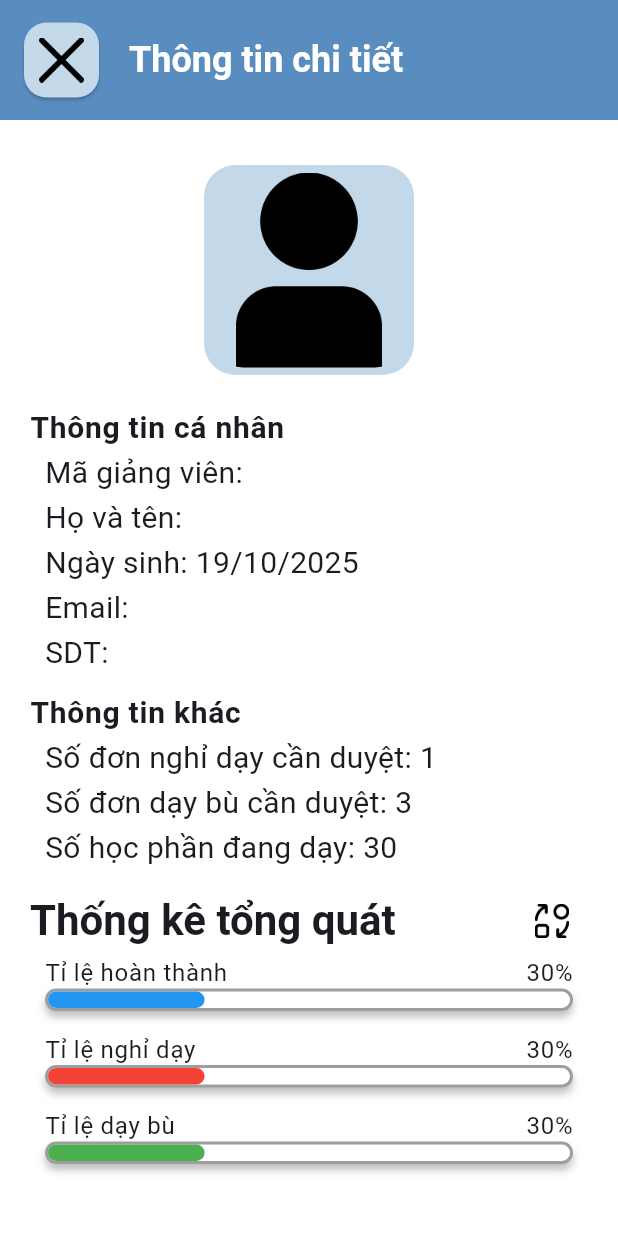
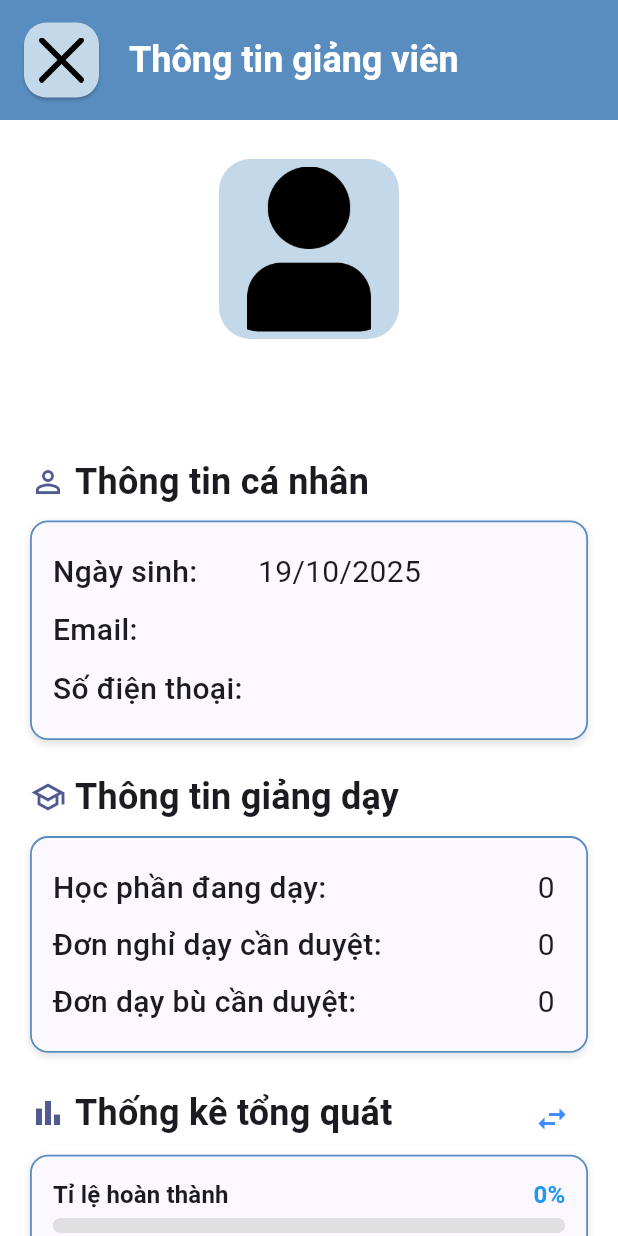
Before and after one commit to fasysd/tlu_schedule_app, a Flutter app: the ThongTinGiangVienPage screen opened directly with empty values, on a phone screen of 412 x 824 dp. Run offline on Flutter 3.47's test engine with Material 3 defaults, Android fonts, the phone set to English and light mode, and no system bars.

Commit message:
Cập nhật UI
 - Thay đổi và đồng bộ lại UI của các page trong phần giảng viên và đơn xin duyệt
 - UI mới nhìn sẽ thuận mắt hơn, thêm nhiều icon để nhìn rõ được ý nghĩa của thông tin

```diff
--- a/lib/presentation/screens/ds_giang_vien_page.dart
+++ b/lib/presentation/screens/ds_giang_vien_page.dart
@@ -109,7 +109,7 @@ class _DsgiangvienPageState extends State<DsgiangvienPage> {
                         ),
                       )
                     : Container(
-                        padding: const EdgeInsets.fromLTRB(20, 0, 20, 10),
+                        padding: const EdgeInsets.fromLTRB(5, 0, 5, 10),
                         child: Column(
                           children: _listLecturer.map((item) {
                             return CardLecturer(
--- a/lib/presentation/screens/thong_tin_giang_vien_page.dart
+++ b/lib/presentation/screens/thong_tin_giang_vien_page.dart
@@ -15,20 +15,14 @@ class ThongTinGiangVienPage extends StatefulWidget {
 class _ThongTinGiangVienPageState extends State<ThongTinGiangVienPage> {
   bool _kieuThongKe = false;
   late LecturerModel lecturerInformation;
+
   @override
   void initState() {
-    setState(() {
+    super.initState();
     lecturerInformation = widget.lecturerModel;
-    });
   }
 
-  void onPressedQuayLai() {
-    Navigator.pop(context);
-  }
-
-  void onPressedXemTatCaDonPheDuyet() {}
-
-  void onPressedXemTatCaHocPhan() {}
+  void onPressedQuayLai() => Navigator.pop(context);
 
   @override
   Widget build(BuildContext context) {
@@ -37,97 +31,99 @@ class _ThongTinGiangVienPageState extends State<ThongTinGiangVienPage> {
         body: CustomScrollView(
           slivers: [
             SliverAppbarBackpage(
-              textTittle: 'Thông tin chi tiết',
+              textTittle: 'Thông tin giảng viên',
               onPressedBack: onPressedQuayLai,
             ),
             SliverToBoxAdapter(
-              child: Container(
-                padding: EdgeInsets.fromLTRB(20, 20, 20, 10),
+              child: Padding(
+                padding: const EdgeInsets.symmetric(
+                  horizontal: 20,
+                  vertical: 16,
+                ),
                 child: Column(
                   crossAxisAlignment: CrossAxisAlignment.start,
                   children: [
-                    Container(
-                      height: 160,
-                      padding: EdgeInsets.all(10),
-                      // color: Colors.black,
-                      child: Center(
+                    const SizedBox(height: 10),
+                    Center(
+                      child: Column(
+                        children: [
+                          SizedBox(
                             child: BoxAvatar(
-                          pathAvatar: 'assets/images/defaultAvatar.png',
+                              size: 120,
+                              pathAvatar:
+                                  lecturerInformation.duongDanAvatar ??
+                                  'assets/images/defaultAvatar.png',
                             ),
                           ),
-                    ),
-
-                    SizedBox(height: 10),
+                          const SizedBox(height: 12),
                           Text(
-                      'Thông tin cá nhân',
-                      style: Theme.of(context).textTheme.bodyLarge,
-                    ),
-                    Container(
-                      padding: EdgeInsets.only(left: 10),
-                      child: Column(
-                        crossAxisAlignment: CrossAxisAlignment.start,
-                        children: [
-                          Text(
-                            'Mã giảng viên: ' +
-                                lecturerInformation.maGiangVien.toString(),
-                            style: Theme.of(context).textTheme.bodyMedium,
+                            lecturerInformation.hoVaTen,
+                            style: Theme.of(context).textTheme.headlineSmall
+                                ?.copyWith(fontWeight: FontWeight.bold),
                           ),
                           Text(
-                            'Họ và tên: ' +
-                                lecturerInformation.hoVaTen.toString(),
-                            style: Theme.of(context).textTheme.bodyMedium,
-                          ),
-                          Text(
-                            'Ngày sinh: ' +
-                                DateFormat(
-                                  'dd/MM/yyyy',
-                                ).format(lecturerInformation.ngaySinh),
-                            style: Theme.of(context).textTheme.bodyMedium,
-                          ),
-                          Text(
-                            'Email: ' + lecturerInformation.email,
-                            style: Theme.of(context).textTheme.bodyMedium,
-                          ),
-                          Text(
-                            'SDT: ' + lecturerInformation.soDienThoai,
-                            style: Theme.of(context).textTheme.bodyMedium,
+                            lecturerInformation.maGiangVien,
+                            style: Theme.of(context).textTheme.labelLarge
+                                ?.copyWith(color: Colors.grey[600]),
                           ),
                         ],
                       ),
                     ),
 
-                    SizedBox(height: 10),
-                    Text(
-                      'Thông tin khác',
-                      style: Theme.of(context).textTheme.bodyLarge,
+                    const SizedBox(height: 10),
+
+                    // --- THÔNG TIN CÁ NHÂN ---
+                    buildSectionTitle(
+                      context,
+                      'Thông tin cá nhân',
+                      Icons.person_outline,
                     ),
-                    Container(
-                      padding: EdgeInsets.only(left: 10),
-                      child: Column(
-                        crossAxisAlignment: CrossAxisAlignment.start,
-                        children: [
-                          Text(
-                            'Số đơn nghỉ dạy cần duyệt: ' + 1.toString(),
-                            style: Theme.of(context).textTheme.bodyMedium,
+                    buildInfoCard([
+                      _buildInfoRow1(
+                        'Ngày sinh:',
+                        DateFormat(
+                          'dd/MM/yyyy',
+                        ).format(lecturerInformation.ngaySinh),
                       ),
-                          Text(
-                            'Số đơn dạy bù cần duyệt: ' + 3.toString(),
-                            style: Theme.of(context).textTheme.bodyMedium,
+                      _buildInfoRow1('Email:', lecturerInformation.email),
+                      _buildInfoRow1(
+                        'Số điện thoại:',
+                        lecturerInformation.soDienThoai,
                       ),
-                          Text(
-                            'Số học phần đang dạy: ' + 30.toString(),
-                            style: Theme.of(context).textTheme.bodyMedium,
+                    ], context),
+
+                    const SizedBox(height: 20),
+
+                    // --- THÔNG TIN KHÁC ---
+                    buildSectionTitle(
+                      context,
+                      'Thông tin giảng dạy',
+                      Icons.school_outlined,
                     ),
-                        ],
+                    buildInfoCard([
+                      _buildInfoRow2(
+                        'Học phần đang dạy:',
+                        lecturerInformation.soHocPhanDangDay.toString(),
                       ),
+                      _buildInfoRow2(
+                        'Đơn nghỉ dạy cần duyệt:',
+                        lecturerInformation.soDonNghiDayCanDuyet.toString(),
                       ),
+                      _buildInfoRow2(
+                        'Đơn dạy bù cần duyệt:',
+                        lecturerInformation.soDonDayBuCanDuyet.toString(),
+                      ),
+                    ], context),
 
-                    SizedBox(height: 10),
+                    const SizedBox(height: 20),
+
+                    // --- THỐNG KÊ ---
                     Row(
                       children: [
-                        Text(
+                        buildSectionTitle(
+                          context,
                           'Thống kê tổng quát',
-                          style: Theme.of(context).textTheme.headlineLarge,
+                          Icons.bar_chart_outlined,
                         ),
                         const Spacer(),
                         IconButton(
@@ -136,45 +132,14 @@ class _ThongTinGiangVienPageState extends State<ThongTinGiangVienPage> {
                               _kieuThongKe = !_kieuThongKe;
                             });
                           },
-                          icon: Image.asset(
-                            'assets/images/icons/change_icon.png',
-                            height: 23,
+                          icon: const Icon(
+                            Icons.swap_horiz,
+                            color: Colors.blueAccent,
                           ),
                         ),
                       ],
                     ),
-                    Container(
-                      padding: EdgeInsets.symmetric(horizontal: 10),
-                      child: Column(
-                        crossAxisAlignment: CrossAxisAlignment.start,
-                        children: [
-                          buildShortStat2(
-                            context,
-                            'Tỉ lệ hoàn thành',
-                            30,
-                            100,
-                            Colors.blue,
-                          ),
-                          SizedBox(height: 15),
-                          buildShortStat2(
-                            context,
-                            'Tỉ lệ nghỉ dạy',
-                            30,
-                            100,
-                            Colors.red,
-                          ),
-                          SizedBox(height: 15),
-                          buildShortStat2(
-                            context,
-                            'Tỉ lệ dạy bù',
-                            30,
-                            100,
-                            Colors.green,
-                          ),
-                          SizedBox(height: 15),
-                        ],
-                      ),
-                    ),
+                    buildStatisticCard(context),
                   ],
                 ),
               ),
@@ -185,61 +150,168 @@ class _ThongTinGiangVienPageState extends State<ThongTinGiangVienPage> {
     );
   }
 
-  Widget buildShortStat2(
+  Widget buildSectionTitle(BuildContext context, String title, IconData icon) {
+    return Padding(
+      padding: const EdgeInsets.only(bottom: 8),
+      child: Row(
+        children: [
+          Icon(icon, color: Theme.of(context).colorScheme.primary),
+          const SizedBox(width: 6),
+          Text(
+            title,
+            style: Theme.of(
+              context,
+            ).textTheme.titleMedium?.copyWith(fontWeight: FontWeight.bold),
+          ),
+        ],
+      ),
+    );
+  }
+
+  Widget buildInfoCard(List<Widget> children, BuildContext context) {
+    return Container(
+      width: double.infinity,
+      padding: const EdgeInsets.all(14),
+      decoration: BoxDecoration(
+        color: Theme.of(context).colorScheme.surface,
+        borderRadius: BorderRadius.circular(12),
+        border: Border.all(
+          color: const Color.fromRGBO(89, 141, 192, 1),
+          width: 1.2,
+        ),
+        boxShadow: [
+          BoxShadow(
+            color: Colors.black12,
+            blurRadius: 4,
+            offset: const Offset(0, 2),
+          ),
+        ],
+      ),
+      child: Column(
+        crossAxisAlignment: CrossAxisAlignment.start,
+        children: children,
+      ),
+    );
+  }
+
+  Widget _buildInfoRow1(String label, String value) {
+    return Padding(
+      padding: const EdgeInsets.symmetric(vertical: 4),
+      child: Row(
+        children: [
+          Expanded(
+            flex: 4,
+            child: Text(
+              label,
+              style: const TextStyle(fontWeight: FontWeight.w500),
+            ),
+          ),
+          Expanded(flex: 6, child: Text(value)),
+        ],
+      ),
+    );
+  }
+
+  Widget _buildInfoRow2(String label, String value) {
+    return Padding(
+      padding: const EdgeInsets.only(top: 4, bottom: 4, right: 7),
+      child: Row(
+        mainAxisAlignment: MainAxisAlignment.spaceBetween,
+        children: [
+          Text(label, style: const TextStyle(fontWeight: FontWeight.w500)),
+          Text(value),
+        ],
+      ),
+    );
+  }
+
+  Widget buildStatisticCard(BuildContext context) {
+    return Container(
+      width: double.infinity,
+      padding: const EdgeInsets.all(14),
+      decoration: BoxDecoration(
+        color: Theme.of(context).colorScheme.surface,
+        borderRadius: BorderRadius.circular(12),
+        border: Border.all(
+          color: const Color.fromRGBO(89, 141, 192, 1),
+          width: 1.2,
+        ),
+        boxShadow: [
+          BoxShadow(
+            color: Colors.black12,
+            blurRadius: 4,
+            offset: const Offset(0, 2),
+          ),
+        ],
+      ),
+      child: Column(
+        children: [
+          buildShortStat(
+            context,
+            'Tỉ lệ hoàn thành',
+            lecturerInformation.tongSoBuoiDay,
+            lecturerInformation.tongSoBuoiDay,
+            Colors.blue,
+          ),
+          const SizedBox(height: 14),
+          buildShortStat(
+            context,
+            'Tỉ lệ nghỉ dạy',
+            lecturerInformation.soBuoiNghi,
+            lecturerInformation.tongSoBuoiDay,
+            Colors.redAccent,
+          ),
+          const SizedBox(height: 14),
+          buildShortStat(
+            context,
+            'Tỉ lệ dạy bù',
+            lecturerInformation.soBuoiDayBu,
+            lecturerInformation.soBuoiNghi,
+            Colors.green,
+          ),
+        ],
+      ),
+    );
+  }
+
+  Widget buildShortStat(
     BuildContext context,
     String label,
     int value1,
     int value2,
     Color color,
   ) {
-    return Container(
-      child: Column(
+    if (value2 == 0) value2 = 1;
+
+    return Column(
       crossAxisAlignment: CrossAxisAlignment.start,
       children: [
         Row(
           mainAxisAlignment: MainAxisAlignment.spaceBetween,
           children: [
-              Text(label, style: Theme.of(context).textTheme.labelMedium),
+            Text(label, style: Theme.of(context).textTheme.labelLarge),
             Text(
               _kieuThongKe
-                    ? value1.toString() + '/' + value2.toString()
-                    : (100 * value1 / value2).floor().toString() + '%',
-                style: Theme.of(context).textTheme.labelMedium,
-              ),
-            ],
-          ),
-          Container(
-            width: double.infinity,
-            height: 15,
-            decoration: BoxDecoration(
-              color: Theme.of(context).scaffoldBackgroundColor,
-              border: Border.all(
-                color: Colors.grey, // màu viền
-                width: 2,
-              ),
-              borderRadius: BorderRadius.circular(20),
-              boxShadow: [
-                BoxShadow(
-                  color: Colors.black.withOpacity(0.25), // màu bóng (và độ mờ)
-                  spreadRadius: 0, // độ lan bóng
-                  blurRadius: 4, // độ mờ bóng (càng lớn càng mịn)
-                  offset: Offset(0, 4), // hướng đổ bóng (x, y)
-                ),
-              ],
-            ),
-            child: FractionallySizedBox(
-              alignment: Alignment.centerLeft,
-              widthFactor: value1 / value2,
-              child: Container(
-                decoration: BoxDecoration(
+                  ? '$value1 / $value2'
+                  : '${(100 * value1 / value2).floor()}%',
+              style: Theme.of(context).textTheme.labelLarge?.copyWith(
                 color: color,
-                  borderRadius: BorderRadius.circular(20),
-                ),
-              ),
+                fontWeight: FontWeight.bold,
               ),
             ),
           ],
         ),
+        const SizedBox(height: 4),
+        ClipRRect(
+          borderRadius: BorderRadius.circular(10),
+          child: LinearProgressIndicator(
+            value: value1 / value2,
+            backgroundColor: Colors.grey.shade300,
+            color: color,
+            minHeight: 10,
+          ),
+        ),
+      ],
     );
   }
 }
--- a/lib/presentation/widgets/box_avatar.dart
+++ b/lib/presentation/widgets/box_avatar.dart
@@ -2,11 +2,13 @@ import 'package:flutter/material.dart';
 
 class BoxAvatar extends StatelessWidget {
   final String pathAvatar;
-  const BoxAvatar({super.key, required this.pathAvatar});
+  final double size;
+  const BoxAvatar({super.key, required this.pathAvatar, required this.size});
 
   @override
   Widget build(BuildContext context) {
     return Container(
+      height: size,
       padding: EdgeInsets.all(5),
       decoration: BoxDecoration(
         color: const Color.fromRGBO(195, 217, 233, 1),
```
Also changed, not shown: lib/presentation/widgets/card_lecturer.dart (+54 -44 lines), lib/presentation/widgets/card_request.dart (+86 -19 lines), lib/presentation/widgets/text_field_search.dart (+18 -18 lines). Lines whose indentation alone changed are shown as unchanged.
